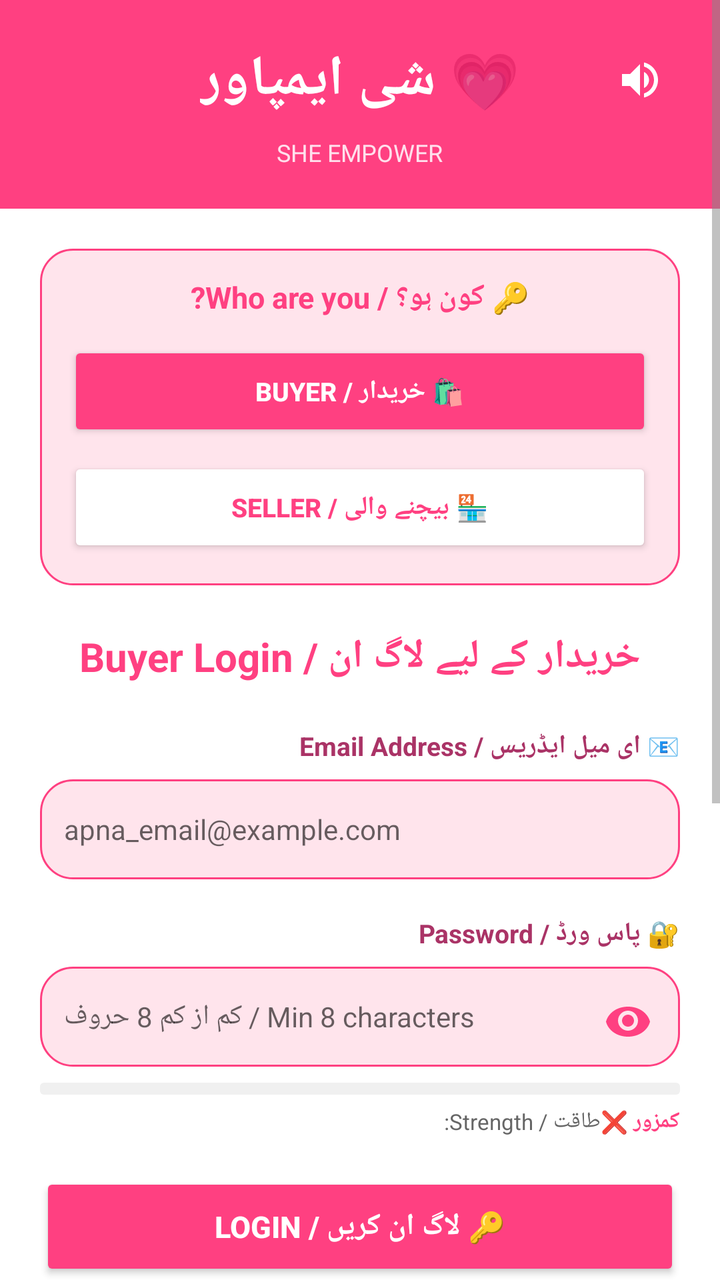
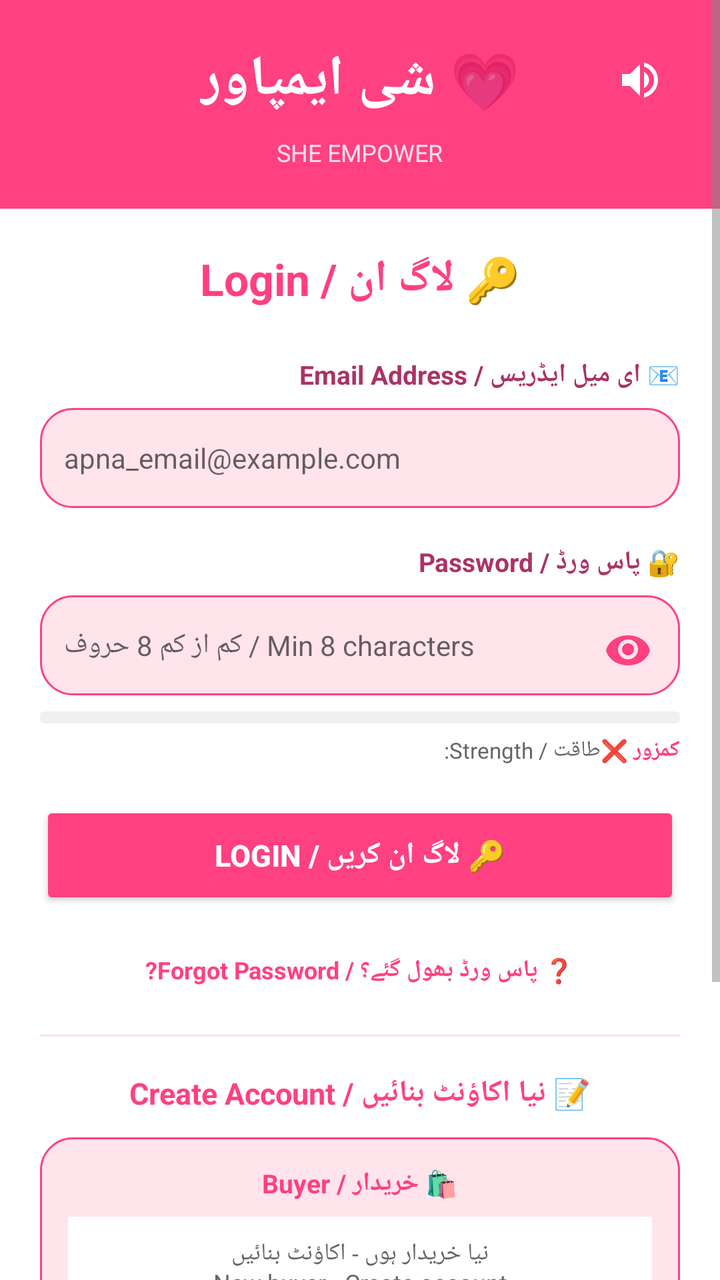

Before-and-after screenshots of an Android layout around one commit, followed by the original layout XML and the change that was made.
<!-- AndroidManifest.xml: application theme Theme.SheEmpower -->
<!-- res/layout/activity_login.xml -->
<?xml version="1.0" encoding="utf-8"?>
<ScrollView xmlns:android="http://schemas.android.com/apk/res/android"
    android:layout_width="match_parent"
    android:layout_height="match_parent"
    android:background="#FFFFFF"
    android:fillViewport="true">

    <LinearLayout
        android:layout_width="match_parent"
        android:layout_height="wrap_content"
        android:orientation="vertical"
        android:background="?android:attr/windowBackground"
        android:paddingBottom="24dp">

        
        <LinearLayout
            android:layout_width="match_parent"
            android:layout_height="wrap_content"
            android:orientation="vertical"
            android:background="#FF4081"
            android:padding="20dp"
            android:gravity="center">

            <RelativeLayout
                android:layout_width="match_parent"
                android:layout_height="wrap_content">

                <TextView
                    android:layout_width="wrap_content"
                    android:layout_height="wrap_content"
                    android:layout_centerInParent="true"
                    android:text="💗 شی ایمپاور"
                    android:textSize="28sp"
                    android:textStyle="bold"
                    android:textColor="#FFFFFF" />

                <ImageButton
                    android:id="@+id/btnSpeaker"
                    android:layout_width="40dp"
                    android:layout_height="40dp"
                    android:layout_alignParentEnd="true"
                    android:layout_centerVertical="true"
                    android:background="?attr/selectableItemBackgroundBorderless"
                    android:src="@drawable/ic_speaker"
                    android:contentDescription="Speaker"
                    android:scaleType="centerInside" />

            </RelativeLayout>

            <TextView
                android:layout_width="wrap_content"
                android:layout_height="wrap_content"
                android:text="SHE EMPOWER"
                android:textSize="12sp"
                android:textColor="#FFE0EC"
                android:layout_marginTop="8dp" />

        </LinearLayout>


        
        <LinearLayout
            android:layout_width="match_parent"
            android:layout_height="wrap_content"
            android:orientation="vertical"
            android:padding="20dp">


            
            <LinearLayout
                android:layout_width="match_parent"
                android:layout_height="wrap_content"
                android:orientation="vertical"
                android:background="@drawable/bg_rounded_pink"
                android:padding="14dp"
                android:layout_marginBottom="22dp">

                <TextView
                    android:layout_width="match_parent"
                    android:layout_height="wrap_content"
                    android:text="🔑 کون ہو؟ / Who are you?"
                    android:textSize="15sp"
                    android:textStyle="bold"
                    android:textColor="#FF4081"
                    android:gravity="center"
                    android:layout_marginBottom="12dp" />

                <Button
                    android:id="@+id/btnBuyerLogin"
                    android:layout_width="match_parent"
                    android:layout_height="50dp"
                    android:text="🛍️ خریدار / BUYER"
                    android:textSize="13sp"
                    android:textStyle="bold"
                    android:textColor="#FFFFFF"
                    android:backgroundTint="#FF4081"
                    android:layout_marginBottom="8dp" />

                <Button
                    android:id="@+id/btnSellerLogin"
                    android:layout_width="match_parent"
                    android:layout_height="50dp"
                    android:text="🏪 بیچنے والی / SELLER"
                    android:textSize="13sp"
                    android:textStyle="bold"
                    android:textColor="#FF4081"
                    android:backgroundTint="#FFFFFF" />

            </LinearLayout>


            
            <TextView
                android:id="@+id/tvLoginTitle"
                android:layout_width="match_parent"
                android:layout_height="wrap_content"
                android:text="خریدار کے لیے لاگ ان / Buyer Login"
                android:textSize="20sp"
                android:textStyle="bold"
                android:textColor="#FF4081"
                android:gravity="center"
                android:layout_marginBottom="22dp" />


            
            <TextView
                android:layout_width="match_parent"
                android:layout_height="wrap_content"
                android:text="📧 ای میل ایڈریس / Email Address"
                android:textSize="13sp"
                android:textStyle="bold"
                android:textColor="#AA3366"
                android:layout_marginBottom="8dp" />

            <com.google.android.material.textfield.TextInputEditText
                android:id="@+id/etEmail"
                android:layout_width="match_parent"
                android:layout_height="50dp"
                android:hint="apna_email@example.com"
                android:textSize="14sp"
                android:padding="12dp"
                android:background="@drawable/bg_rounded_pink"
                android:layout_marginBottom="18dp"
                android:inputType="textEmailAddress" />


            
            <TextView
                android:layout_width="match_parent"
                android:layout_height="wrap_content"
                android:text="🔐 پاس ورڈ / Password"
                android:textSize="13sp"
                android:textStyle="bold"
                android:textColor="#AA3366"
                android:layout_marginBottom="8dp" />

            <FrameLayout
                android:layout_width="match_parent"
                android:layout_height="50dp"
                android:layout_marginBottom="8dp">

                <com.google.android.material.textfield.TextInputEditText
                    android:id="@+id/etPassword"
                    android:layout_width="match_parent"
                    android:layout_height="match_parent"
                    android:hint="کم از کم 8 حروف / Min 8 characters"
                    android:inputType="textPassword"
                    android:textSize="14sp"
                    android:padding="12dp"
                    android:paddingEnd="48dp"
                    android:background="@drawable/bg_rounded_pink" />

                <ImageButton
                    android:id="@+id/togglePasswordVisibility"
                    android:layout_width="44dp"
                    android:layout_height="44dp"
                    android:layout_gravity="end|center_vertical"
                    android:layout_marginEnd="4dp"
                    android:background="?attr/selectableItemBackgroundBorderless"
                    android:src="@drawable/ic_eye_closed"
                    android:contentDescription="Show/Hide Password"
                    android:scaleType="centerInside" />

            </FrameLayout>


            
            <ProgressBar
                android:id="@+id/passwordStrengthBar"
                android:layout_width="match_parent"
                android:layout_height="6dp"
                android:layout_marginBottom="6dp"
                android:progressDrawable="@drawable/progress_password_strength"
                style="@style/Widget.AppCompat.ProgressBar.Horizontal" />

            <LinearLayout
                android:layout_width="match_parent"
                android:layout_height="wrap_content"
                android:orientation="horizontal"
                android:layout_marginBottom="18dp">

                <TextView
                    android:layout_width="0dp"
                    android:layout_height="wrap_content"
                    android:layout_weight="1"
                    android:text="طاقت / Strength:"
                    android:textSize="11sp"
                    android:textColor="#666666" />

                <TextView
                    android:id="@+id/passwordStrengthText"
                    android:layout_width="wrap_content"
                    android:layout_height="wrap_content"
                    android:text="کمزور ❌"
                    android:textSize="11sp"
                    android:textStyle="bold"
                    android:textColor="#FF4081" />

            </LinearLayout>


            
            <Button
                android:id="@+id/btnLogin"
                android:layout_width="match_parent"
                android:layout_height="54dp"
                android:text="🔑 لاگ ان کریں / LOGIN"
                android:textSize="15sp"
                android:textStyle="bold"
                android:textColor="#FFFFFF"
                android:backgroundTint="#FF4081"
                android:layout_marginBottom="10dp" />


            
            <TextView
                android:id="@+id/tvForgotPassword"
                android:layout_width="match_parent"
                android:layout_height="wrap_content"
                android:text="❓ پاس ورڈ بھول گئے؟ / Forgot Password?"
                android:textSize="12sp"
                android:textColor="#FF4081"
                android:textStyle="bold"
                android:gravity="center"
                android:padding="12dp"
                android:layout_marginBottom="4dp" />


            
            <View
                android:layout_width="match_parent"
                android:layout_height="1dp"
                android:background="#FFE0EC"
                android:layout_marginTop="8dp"
                android:layout_marginBottom="18dp" />


            
            <TextView
                android:layout_width="match_parent"
                android:layout_height="wrap_content"
                android:text="📝 نیا اکاؤنٹ بنائیں / Create Account"
                android:textSize="15sp"
                android:textStyle="bold"
                android:textColor="#FF4081"
                android:gravity="center"
                android:layout_marginBottom="12dp" />


            
            <LinearLayout
                android:layout_width="match_parent"
                android:layout_height="wrap_content"
                android:orientation="vertical"
                android:background="@drawable/bg_rounded_pink"
                android:padding="14dp"
                android:layout_marginBottom="12dp">

                <TextView
                    android:layout_width="match_parent"
                    android:layout_height="wrap_content"
                    android:text="🛍️ خریدار / Buyer"
                    android:textSize="13sp"
                    android:textStyle="bold"
                    android:textColor="#FF4081"
                    android:gravity="center"
                    android:layout_marginBottom="8dp" />

                <TextView
                    android:id="@+id/tvGoBuyerRegister"
                    android:layout_width="match_parent"
                    android:layout_height="wrap_content"
                    android:text="نیا خریدار ہوں - اکاؤنٹ بنائیں\nNew buyer - Create account"
                    android:textSize="12sp"
                    android:textColor="#666666"
                    android:padding="10dp"
                    android:background="#FFFFFF"
                    android:gravity="center" />

            </LinearLayout>


            
            <LinearLayout
                android:layout_width="match_parent"
                android:layout_height="wrap_content"
                android:orientation="vertical"
                android:background="@drawable/bg_rounded_pink"
                android:padding="14dp">

                <TextView
                    android:layout_width="match_parent"
                    android:layout_height="wrap_content"
                    android:text="🏪 بیچنے والی / Seller"
                    android:textSize="13sp"
                    android:textStyle="bold"
                    android:textColor="#FF4081"
                    android:gravity="center"
                    android:layout_marginBottom="8dp" />

                <TextView
                    android:id="@+id/tvGoSellerRegister"
                    android:layout_width="match_parent"
                    android:layout_height="wrap_content"
                    android:text="کام شروع کرنا چاہتی ہیں - رجسٹر کریں\nWant to sell - Register"
                    android:textSize="12sp"
                    android:textColor="#666666"
                    android:padding="10dp"
                    android:background="#FFFFFF"
                    android:gravity="center" />

            </LinearLayout>

        </LinearLayout>

    </LinearLayout>

</ScrollView>
<!-- resources referenced by this layout -->
<resources>
  <!-- drawable bg_rounded_pink (drawable) -->
  <?xml version="1.0" encoding="utf-8"?>
  <shape xmlns:android="http://schemas.android.com/apk/res/android">
      <solid android:color="#FFE4EC" />
      <stroke android:width="1dp" android:color="#FF4081" />
      <corners android:radius="16dp" />
  </shape>
  <!-- drawable ic_eye_closed (drawable) -->
  <?xml version="1.0" encoding="utf-8"?>
  <vector xmlns:android="http://schemas.android.com/apk/res/android"
      android:width="24dp"
      android:height="24dp"
      android:viewportWidth="24"
      android:viewportHeight="24">
      <path
          android:fillColor="#FF4081"
          android:pathData="M12,7C6.48,7 2.14,10.14 1,14.5C2.14,18.86 6.48,22 12,22C17.52,22 21.86,18.86 23,14.5C21.86,10.14 17.52,7 12,7ZM12,19C9.24,19 7,16.76 7,14C7,11.24 9.24,9 12,9C14.76,9 17,11.24 17,14C17,16.76 14.76,19 12,19ZM12,11C10.34,11 9,12.34 9,14C9,15.66 10.34,17 12,17C13.66,17 15,15.66 15,14C15,12.34 13.66,11 12,11Z" />
  </vector>
  <!-- drawable ic_speaker (drawable) -->
  <?xml version="1.0" encoding="utf-8"?>
  <vector xmlns:android="http://schemas.android.com/apk/res/android"
      android:width="24dp"
      android:height="24dp"
      android:viewportWidth="24"
      android:viewportHeight="24">
      <path
          android:fillColor="#FFFFFF"
          android:pathData="M3,9v6h4l5,5V4L7,9H3zm13.5,3c0-1.77-1.02-3.29-2.5-4.03v8.05c1.48-0.73,2.5-2.25,2.5-4.02zM14,3.23v2.06c2.89,0.86,5,3.54,5,6.71s-2.11,5.85-5,6.71v2.06c4.01-0.91,7-4.49,7-8.77s-2.99-7.86-7-8.77z"/>
  </vector>
  <!-- drawable progress_password_strength (drawable) -->
  <?xml version="1.0" encoding="utf-8"?>
  <layer-list xmlns:android="http://schemas.android.com/apk/res/android">
      
      <item android:id="@android:id/background">
          <shape android:shape="rectangle">
              <solid android:color="#F0F0F0" />
              <corners android:radius="2dp" />
          </shape>
      </item>
  
      
      <item android:id="@android:id/progress">
          <clip>
              <shape android:shape="rectangle">
                  <solid android:color="#FF4081" />
                  <corners android:radius="2dp" />
              </shape>
          </clip>
      </item>
  </layer-list>
  <style name="Theme.SheEmpower" parent="Theme.AppCompat.Light">
      
      <item name="colorPrimary">#FF4081</item>
      <item name="colorPrimaryDark">#C2185B</item>
      <item name="colorAccent">#FF4081</item>
      <item name="android:windowBackground">@color/bg_light</item>
      <item name="android:textColorPrimary">@color/text_light</item>
  
      
      <item name="android:windowBackground">@color/white</item>
      <item name="android:colorBackground">@color/white</item>
  
      
      <item name="android:textColorPrimary">@color/text_dark</item>
      <item name="android:textColorSecondary">@color/text_gray</item>
  
      
      <item name="android:actionBarStyle">@style/ActionBar.Styled</item>
  </style>
  <color name="bg_light">#FFFFFF</color>
  <color name="text_light">#333333</color>
  <color name="white">#FFFFFF</color>
  <color name="text_dark">#333333</color>
  <color name="text_gray">#888888</color>
  <style name="ActionBar.Styled" parent="Widget.AppCompat.ActionBar">
  <item name="android:background">@color/white</item>
  <item name="android:textColorPrimary">@color/text_dark</item>
  </style>
</resources>

<!-- the commit's change to res/layout/activity_login.xml (unified diff, before → after) -->
@@ -65,61 +65,17 @@
             android:orientation="vertical"
             android:padding="20dp">
 
-
-            
-            <LinearLayout
-                android:layout_width="match_parent"
-                android:layout_height="wrap_content"
-                android:orientation="vertical"
-                android:background="@drawable/bg_rounded_pink"
-                android:padding="14dp"
-                android:layout_marginBottom="22dp">
-
-                <TextView
-                    android:layout_width="match_parent"
-                    android:layout_height="wrap_content"
-                    android:text="🔑 کون ہو؟ / Who are you?"
-                    android:textSize="15sp"
-                    android:textStyle="bold"
-                    android:textColor="#FF4081"
-                    android:gravity="center"
-                    android:layout_marginBottom="12dp" />
-
-                <Button
-                    android:id="@+id/btnBuyerLogin"
-                    android:layout_width="match_parent"
-                    android:layout_height="50dp"
-                    android:text="🛍️ خریدار / BUYER"
-                    android:textSize="13sp"
-                    android:textStyle="bold"
-                    android:textColor="#FFFFFF"
-                    android:backgroundTint="#FF4081"
-                    android:layout_marginBottom="8dp" />
-
-                <Button
-                    android:id="@+id/btnSellerLogin"
-                    android:layout_width="match_parent"
-                    android:layout_height="50dp"
-                    android:text="🏪 بیچنے والی / SELLER"
-                    android:textSize="13sp"
-                    android:textStyle="bold"
-                    android:textColor="#FF4081"
-                    android:backgroundTint="#FFFFFF" />
-
-            </LinearLayout>
-
-
             
             <TextView
                 android:id="@+id/tvLoginTitle"
                 android:layout_width="match_parent"
                 android:layout_height="wrap_content"
-                android:text="خریدار کے لیے لاگ ان / Buyer Login"
-                android:textSize="20sp"
+                android:text="🔑 لاگ ان / Login"
+                android:textSize="22sp"
                 android:textStyle="bold"
                 android:textColor="#FF4081"
                 android:gravity="center"
-                android:layout_marginBottom="22dp" />
+                android:layout_marginBottom="24dp" />
 
 
             
<!-- resource entries referenced after the edit -->
@@ -50,33 +50,18 @@
           </clip>
       </item>
   </layer-list>
-  <style name="Theme.SheEmpower" parent="Theme.AppCompat.Light">
-      
-      <item name="colorPrimary">#FF4081</item>
-      <item name="colorPrimaryDark">#C2185B</item>
-      <item name="colorAccent">#FF4081</item>
-      <item name="android:windowBackground">@color/bg_light</item>
-      <item name="android:textColorPrimary">@color/text_light</item>
-  
-      
-      <item name="android:windowBackground">@color/white</item>
-      <item name="android:colorBackground">@color/white</item>
-  
-      
-      <item name="android:textColorPrimary">@color/text_dark</item>
-      <item name="android:textColorSecondary">@color/text_gray</item>
-  
-      
-      <item name="android:actionBarStyle">@style/ActionBar.Styled</item>
-  </style>
+  <style name="Theme.SheEmpower" parent="Theme.AppCompat.Light.NoActionBar">
+          <item name="colorPrimary">#FF4081</item>
+          <item name="colorPrimaryDark">#C2185B</item>
+          <item name="colorAccent">#FF4081</item>
+          <item name="android:windowBackground">@color/bg_light</item>
+          <item name="android:colorBackground">@color/white</item>
+          <item name="android:textColorPrimary">@color/text_light</item>
+          <item name="android:textColorSecondary">@color/text_gray</item>
+      </style>
   <color name="bg_light">#FFFFFF</color>
   <color name="text_light">#333333</color>
   <color name="white">#FFFFFF</color>
-  <color name="text_dark">#333333</color>
   <color name="text_gray">#888888</color>
-  <style name="ActionBar.Styled" parent="Widget.AppCompat.ActionBar">
-  <item name="android:background">@color/white</item>
-  <item name="android:textColorPrimary">@color/text_dark</item>
-  </style>
 </resources>
 
